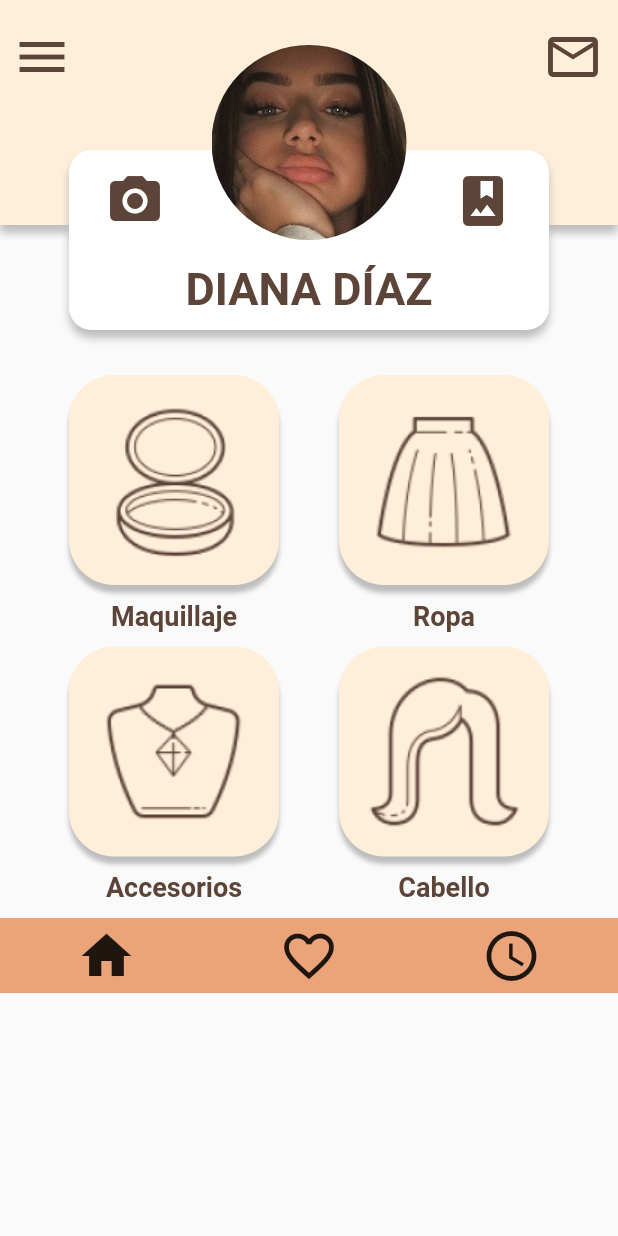
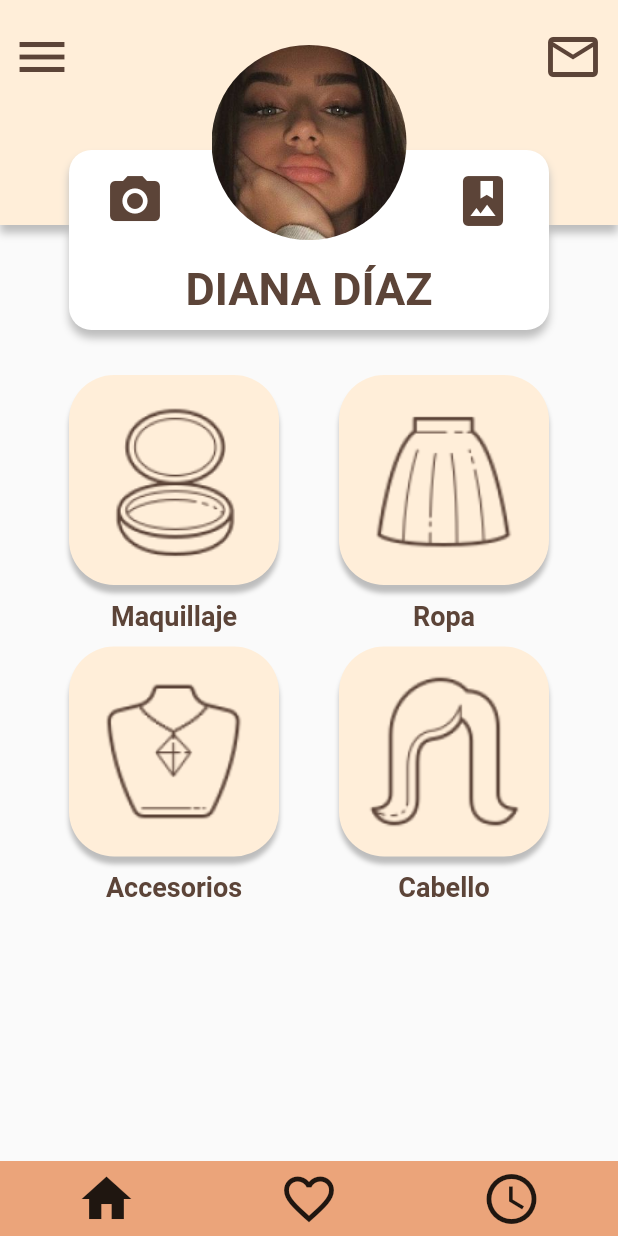
Before and after one commit to santos130400/ProyectoAdriana, a Flutter app: the MenuPrincipal screen opened by its route, on a phone screen of 412 x 824 dp. Run offline on Flutter 3.47's test engine with Material 2 defaults, Android fonts, the phone set to English and light mode, and no system bars; our stand-ins replace cloud_firestore, firebase_auth, firebase_database, image_picker; accounts and stored records are empty.

Commit message:
manu terminado

```diff
--- a/lib/MenuPrincipal.dart
+++ b/lib/MenuPrincipal.dart
@@ -18,10 +18,16 @@ class _MenuPrincipalState extends State<MenuPrincipal> {
       drawer: Drawer(
         child: Container(
           color: Color(0xFFEBA47A),
-          child: menuHamburguesa(context),
+          child: ListView(
+            children: [
+              menuHamburguesa(context),
+            ],
           ),
         ),
-      body: ListView(
+      ),
+      body: Stack(
+        children: [
+          ListView(
             children: [
               Stack(
                 children: <Widget>[
@@ -31,6 +37,13 @@ class _MenuPrincipalState extends State<MenuPrincipal> {
                   botonesArriba()
                 ],
               ),
+            ],
+          ),
+          Container(
+            height: double.infinity,
+            alignment: Alignment.bottomCenter,
+            child: botonesFinales(),
+          )
         ],
       ),
     );
@@ -143,7 +156,6 @@ class _MenuPrincipalState extends State<MenuPrincipal> {
         parteArriba(),
         fila1Botones(),
         fila2Botones(),
-        botonesFinales()
       ],
     );
   }
@@ -413,7 +425,6 @@ class _MenuPrincipalState extends State<MenuPrincipal> {
           menu1(),
           menu2(),
           menu3(context),
-          Expanded(child: Container()),
           configuraciones(),
           cerrarSesion()
         ]),
```
Lines whose indentation alone changed are shown as unchanged.
